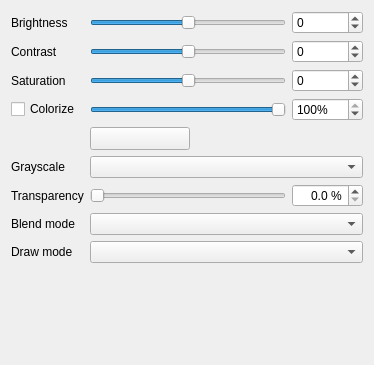
Old version of the form src/ui/effects/widget_coloreffects.ui in the repository qgis/QGIS.
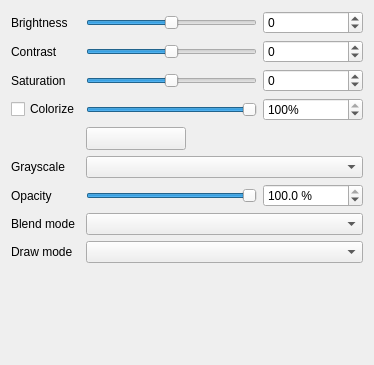
New version of the form. Custom widgets are drawn as their Qt base class.

Commit message: Flip QgsColorEffect from transparency to opacity

```diff
--- a/src/ui/effects/widget_coloreffects.ui
+++ b/src/ui/effects/widget_coloreffects.ui
@@ -80,6 +80,9 @@
           <property name="pageStep">
            <number>100</number>
           </property>
+          <property name="value">
+           <number>1000</number>
+          </property>
           <property name="orientation">
            <enum>Qt::Horizontal</enum>
           </property>
@@ -220,7 +223,7 @@
         <item row="6" column="0">
          <widget class="QLabel" name="label_28">
           <property name="text">
-           <string>Transparency</string>
+           <string>Opacity</string>
           </property>
          </widget>
         </item>
@@ -249,8 +252,11 @@
           <property name="enabled">
            <bool>true</bool>
           </property>
-          <property name="alignment">
-           <set>Qt::AlignRight|Qt::AlignTrailing|Qt::AlignVCenter</set>
+          <property name="minimumSize">
+           <size>
+            <width>100</width>
+            <height>0</height>
+           </size>
           </property>
           <property name="suffix">
            <string> %</string>
@@ -261,6 +267,9 @@
           <property name="maximum">
            <double>100.000000000000000</double>
           </property>
+          <property name="value">
+           <double>100.000000000000000</double>
+          </property>
          </widget>
         </item>
         <item row="0" column="2">
```
Left out of the diff: 8 changed lines with no effect on the pictures. The commit also changes 6 other files.
